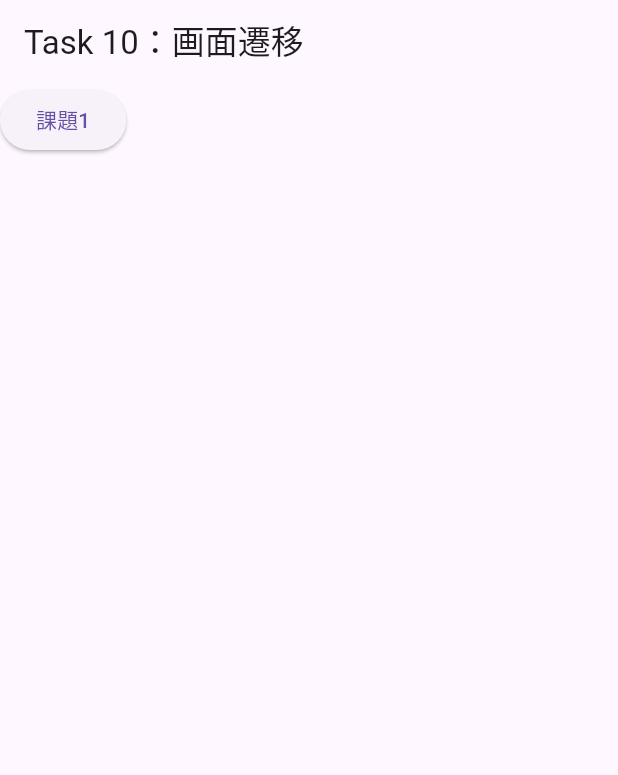
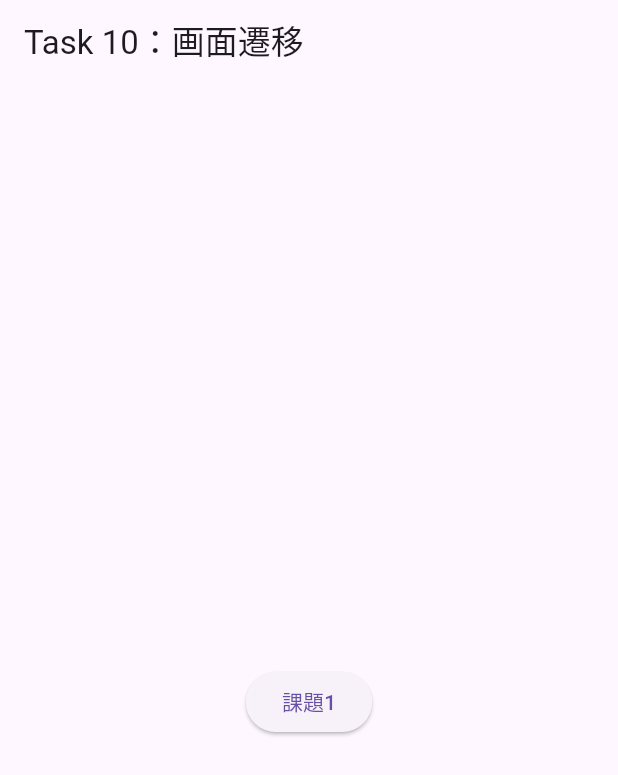
Before and after one commit to kurogoma-flutter/flutter_beginner_learning, a Flutter app: the Task10 screen opened by its route, on a phone screen of 412 x 824 dp. Shown: the top 775 px of the screen. Run offline on Flutter 3.47's test engine with Material 2 defaults, Android fonts, the phone set to English and light mode, and no system bars; our stand-ins replace go_router; Roboto replaces fonts that are missing (Yusei_Magic).

Commit message:
課題11作成

```diff
--- a/lib/00_task_list/task_list.dart
+++ b/lib/00_task_list/task_list.dart
@@ -61,7 +61,7 @@ class TaskListPage extends StatelessWidget {
                 ),
                 _TaskButton(
                   label: 'Task 11 \n フォーム',
-                  routeName: '/',
+                  routeName: '/task11',
                 ),
                 _TaskButton(
                   label: 'Task 12 \n UI基礎（静的）',
--- a/lib/10_navigator/explain.dart
+++ b/lib/10_navigator/explain.dart
@@ -11,9 +11,11 @@ class Task10 extends StatelessWidget {
         title: const Text('Task 10：画面遷移'),
       ),
       body: SingleChildScrollView(
-        child: Column(
-          children: [
-            ElevatedButton(
+        child: SizedBox(
+          width: MediaQuery.of(context).size.width,
+          height: MediaQuery.of(context).size.height,
+          child: Center(
+            child: ElevatedButton(
               onPressed: () {
                 Navigator.push(
                   context,
@@ -23,8 +25,8 @@ class Task10 extends StatelessWidget {
                 );
               },
               child: const Text('課題1'),
-            )
-          ],
+            ),
+          ),
         ),
       ),
     );
--- a/lib/router.dart
+++ b/lib/router.dart
@@ -10,6 +10,7 @@ import 'package:flutter_beginner_learning/07_button/explain.dart';
 import 'package:flutter_beginner_learning/08_params/explain.dart';
 import 'package:flutter_beginner_learning/09_state/explain.dart';
 import 'package:flutter_beginner_learning/10_navigator/explain.dart';
+import 'package:flutter_beginner_learning/11_form/explain.dart';
 import 'package:go_router/go_router.dart';
 
 final GoRouter router = GoRouter(
@@ -103,6 +104,14 @@ final GoRouter router = GoRouter(
         child: const Task10(),
       ),
     ),
+    GoRoute(
+      path: '/task11',
+      pageBuilder: (BuildContext context, GoRouterState state) =>
+          NoAnimationTransition(
+        key: state.pageKey,
+        child: const Task11(),
+      ),
+    ),
   ],
 );
 
```
Also changed, not shown: lib/07_button/explain.dart (+4 -4 lines), lib/11_form/explain.dart (added, +61 -0 lines), pubspec.yaml (+0 -67 lines), lib/11_form/task.dart (added), pubspec.lock, 1 other file.
